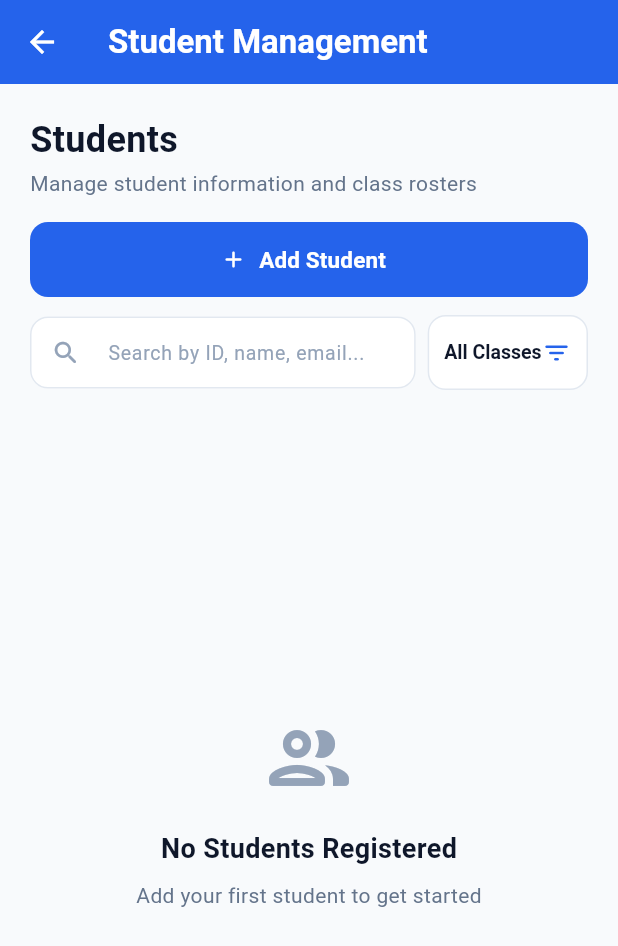
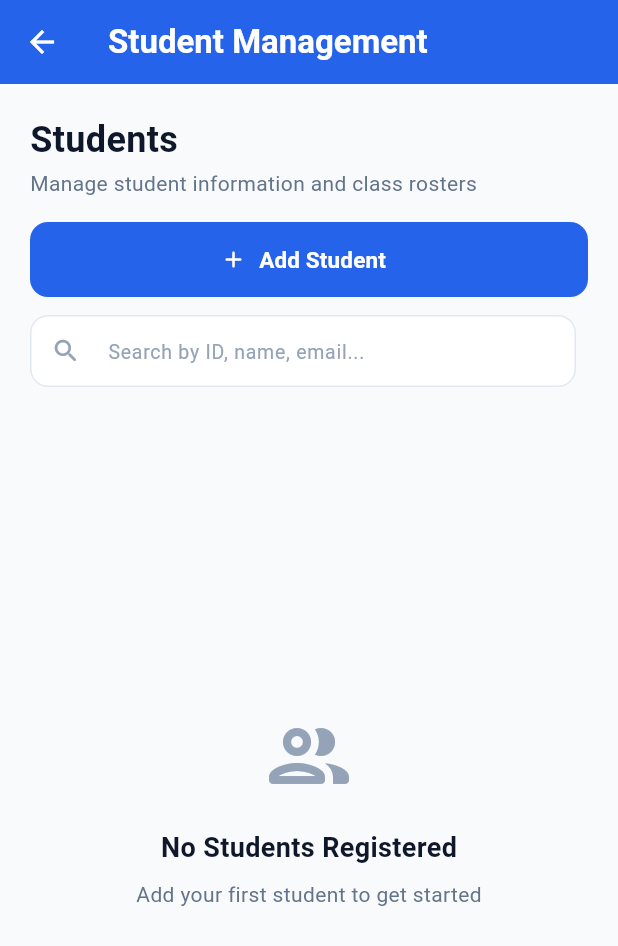
Before and after one commit to cheasoknai/eschool_registration, a Flutter app: the StudentScreen screen opened directly, on a phone screen of 412 x 824 dp. Shown: the top 946 px of the screen. Run offline on Flutter 3.47's test engine with Material 3 defaults, Android fonts, the phone set to English and light mode, and no system bars; our stand-ins replace cloud_firestore, device_preview, firebase_auth, firebase_core, google_fonts; accounts and stored records are empty.

Commit message:
Remove Class Filter Dropdown

```diff
--- a/lib/main.dart
+++ b/lib/main.dart
@@ -7,9 +7,11 @@ import 'firebase_options.dart';
 void main() async {
   WidgetsFlutterBinding.ensureInitialized();
 
-  await Firebase.initializeApp(options: DefaultFirebaseOptions.currentPlatform);
+  await Firebase.initializeApp(
+    options: DefaultFirebaseOptions.currentPlatform,
+  );
 
-  runApp(DevicePreview(enabled: true, builder: (context) => (const MyApp())));
+  runApp(DevicePreview(enabled: true, builder: (context) => (const MyApp()),),);
 }
 
 class MyApp extends StatelessWidget {
--- a/lib/screens/students/student_screen.dart
+++ b/lib/screens/students/student_screen.dart
@@ -142,58 +142,58 @@ class _StudentScreenState extends State<StudentScreen> {
                 const SizedBox(width: 8),
 
                 // Class Filter Dropdown
-                Container(
-                  padding: const EdgeInsets.symmetric(horizontal: 10),
-                  decoration: BoxDecoration(
-                    color: Colors.white,
-                    borderRadius: BorderRadius.circular(12),
-                    border: Border.all(color: const Color(0xFFE2E8F0)),
-                  ),
-                  child: DropdownButtonHideUnderline(
-                    child: DropdownButton<String>(
-                      value: _selectedClass,
-                      icon: const Icon(
-                        Icons.filter_list_rounded,
-                        color: Color(0xFF2563EB),
-                        size: 20,
-                      ),
-                      style: const TextStyle(
-                        fontSize: 13,
-                        fontWeight: FontWeight.bold,
-                        color: Color(0xFF0F172A),
-                      ),
-                      onChanged: (String? newValue) {
-                        if (newValue != null) {
-                          setState(() {
-                            _selectedClass = newValue;
-                          });
-                        }
-                      },
-                      items:
-                          const [
-                            'All Classes',
-                            'Grade 1',
-                            'Grade 2',
-                            'Grade 3',
-                            'Grade 4',
-                            'Grade 5',
-                            'Grade 6',
-                            'Grade 7',
-                            'Grade 8',
-                            'Grade 9',
-                            'Grade 10',
-                            'Grade 11',
-                            'Grade 12',
-                            'General',
-                          ].map<DropdownMenuItem<String>>((String value) {
-                            return DropdownMenuItem<String>(
-                              value: value,
-                              child: Text(value),
-                            );
-                          }).toList(),
-                    ),
-                  ),
-                ),
+                // Container(
+                //   padding: const EdgeInsets.symmetric(horizontal: 10),
+                //   decoration: BoxDecoration(
+                //     color: Colors.white,
+                //     borderRadius: BorderRadius.circular(12),
+                //     border: Border.all(color: const Color(0xFFE2E8F0)),
+                //   ),
+                //   child: DropdownButtonHideUnderline(
+                //     child: DropdownButton<String>(
+                //       value: _selectedClass,
+                //       icon: const Icon(
+                //         Icons.filter_list_rounded,
+                //         color: Color(0xFF2563EB),
+                //         size: 20,
+                //       ),
+                //       style: const TextStyle(
+                //         fontSize: 13,
+                //         fontWeight: FontWeight.bold,
+                //         color: Color(0xFF0F172A),
+                //       ),
+                //       onChanged: (String? newValue) {
+                //         if (newValue != null) {
+                //           setState(() {
+                //             _selectedClass = newValue;
+                //           });
+                //         }
+                //       },
+                //       items:
+                //           const [
+                //             'All Classes',
+                //             'Grade 1',
+                //             'Grade 2',
+                //             'Grade 3',
+                //             'Grade 4',
+                //             'Grade 5',
+                //             'Grade 6',
+                //             'Grade 7',
+                //             'Grade 8',
+                //             'Grade 9',
+                //             'Grade 10',
+                //             'Grade 11',
+                //             'Grade 12',
+                //             'General',
+                //           ].map<DropdownMenuItem<String>>((String value) {
+                //             return DropdownMenuItem<String>(
+                //               value: value,
+                //               child: Text(value),
+                //             );
+                //           }).toList(),
+                //     ),
+                //   ),
+                // ),
               ],
             ),
 
```
